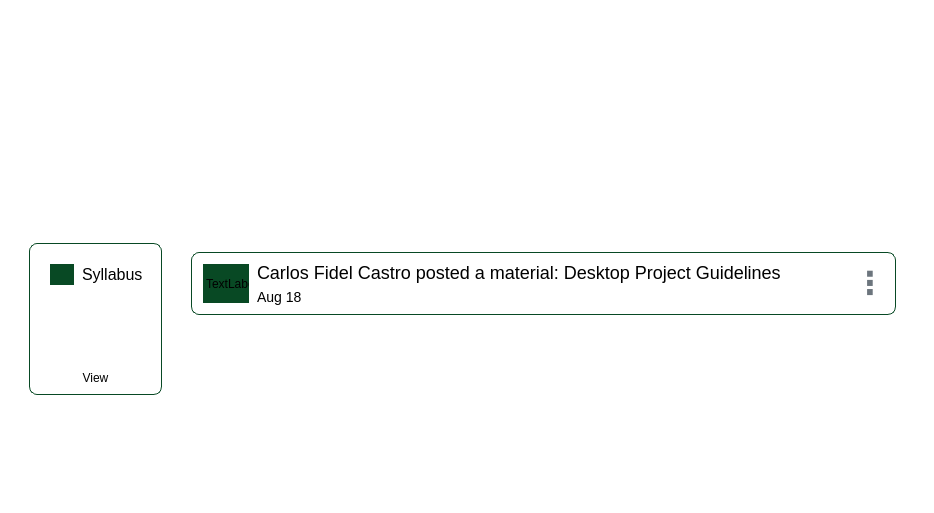
Before: the Qt Designer form frontend/ui/Classroom/stream_post.ui in shzzzt/Main_Module2, drawn with Qt 5.
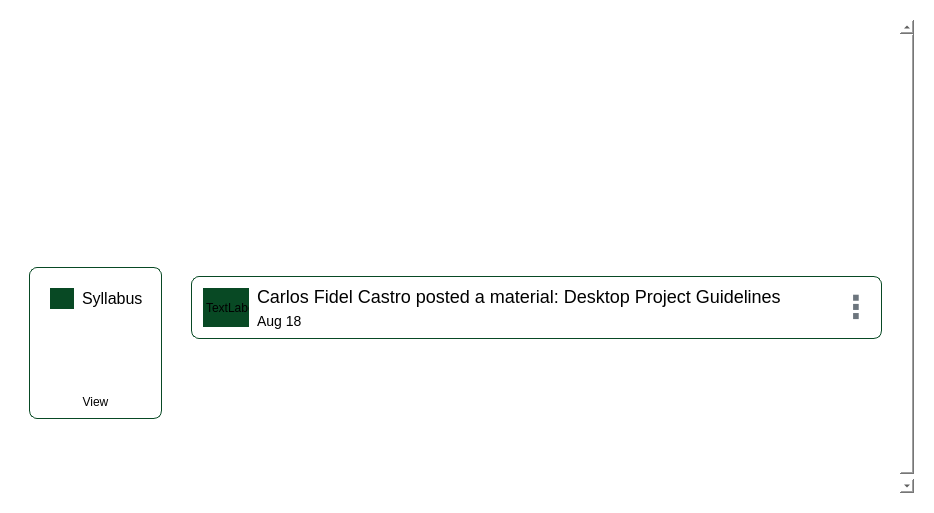
After: the same form once the commit is applied.

What changed in the file:
```diff
--- a/frontend/ui/Classroom/stream_post.ui
+++ b/frontend/ui/Classroom/stream_post.ui
@@ -29,7 +29,7 @@
       <widget class="QWidget" name="mainContent" native="true">
        <property name="minimumSize">
         <size>
-         <width>0</width>
+         <width>200</width>
          <height>0</height>
         </size>
        </property>
@@ -41,24 +41,65 @@
        </property>
        <layout class="QVBoxLayout" name="verticalLayout">
         <item>
-         <layout class="QVBoxLayout" name="contentlayout">
-          <property name="leftMargin">
-           <number>0</number>
+         <widget class="QScrollArea" name="scrollArea">
+          <property name="minimumSize">
+           <size>
+            <width>200</width>
+            <height>0</height>
+           </size>
           </property>
-          <property name="topMargin">
-           <number>0</number>
+          <property name="styleSheet">
+           <string notr="true">QScrollArea {
+       border: none;
+       background-color: transparent;
+   }
+   QScrollBar:vertical {
+       border: none;
+       background: #F1F1F1;
+       width: 8px;
+       border-radius: 4px;
+   }
+   QScrollBar::handle:vertical {
+       background: #C1C1C1;
+       border-radius: 4px;
+       min-height: 20px;
+   }
+QScrollBar:horizontal {
+       border: none;
+       background: #F1F1F1;
+       width: 8px;
+       border-radius: 4px;
+   }
+   QScrollBar::handle:horizontal {
+       background: #C1C1C1;
+       border-radius: 4px;
+       min-height: 20px;
+   }</string>
           </property>
-          <property name="rightMargin">
-           <number>0</number>
+          <property name="widgetResizable">
+           <bool>true</bool>
           </property>
-          <property name="bottomMargin">
-           <number>0</number>
-          </property>
+          <widget class="QWidget" name="scrollAreaWidgetContents">
+           <property name="geometry">
+            <rect>
+             <x>0</x>
+             <y>-11</y>
+             <width>888</width>
+             <height>548</height>
+            </rect>
+           </property>
+           <layout class="QVBoxLayout" name="verticalLayout_5">
           <item>
            <widget class="QWidget" name="courseHeDER" native="true">
+              <property name="sizePolicy">
+               <sizepolicy hsizetype="MinimumExpanding" vsizetype="Preferred">
+                <horstretch>0</horstretch>
+                <verstretch>0</verstretch>
+               </sizepolicy>
+              </property>
             <property name="minimumSize">
              <size>
-              <width>0</width>
+                <width>200</width>
               <height>200</height>
              </size>
             </property>
@@ -113,6 +154,9 @@
                  <property name="text">
                   <string>DESKTOP APPLICATION DEVELOPMENT LECTURE</string>
                  </property>
+                   <property name="wordWrap">
+                    <bool>true</bool>
+                   </property>
                 </widget>
                </item>
                <item>
@@ -138,23 +182,6 @@
             </layout>
            </widget>
           </item>
-         </layout>
-        </item>
-        <item>
-         <widget class="QScrollArea" name="scrollArea">
-          <property name="widgetResizable">
-           <bool>true</bool>
-          </property>
-          <widget class="QWidget" name="scrollAreaWidgetContents">
-           <property name="geometry">
-            <rect>
-             <x>0</x>
-             <y>0</y>
-             <width>896</width>
-             <height>263</height>
-            </rect>
-           </property>
-           <layout class="QVBoxLayout" name="verticalLayout_5">
             <item>
              <layout class="QHBoxLayout" name="horizontalLayout_5">
               <property name="spacing">
@@ -172,7 +199,7 @@
               <property name="bottomMargin">
                <number>30</number>
               </property>
-              <item>
+              <item alignment="Qt::AlignLeft|Qt::AlignTop">
                <widget class="QFrame" name="syllabusFrame">
                 <property name="sizePolicy">
                  <sizepolicy hsizetype="Fixed" vsizetype="Preferred">
@@ -233,9 +260,6 @@
                         <property name="text">
                          <string/>
                         </property>
-                        <property name="alignment">
-                         <set>Qt::AlignmentFlag::AlignCenter</set>
-                        </property>
                         <property name="wordWrap">
                          <bool>false</bool>
                         </property>
@@ -261,9 +285,6 @@
                    </item>
                    <item>
                     <spacer name="verticalSpacer_3">
-                     <property name="orientation">
-                      <enum>Qt::Orientation::Vertical</enum>
-                     </property>
                      <property name="sizeHint" stdset="0">
                       <size>
                        <width>20</width>
@@ -300,6 +321,12 @@
                    </property>
                    <item>
                     <widget class="QFrame" name="postTemplate">
+                     <property name="minimumSize">
+                      <size>
+                       <width>200</width>
+                       <height>0</height>
+                      </size>
+                     </property>
                      <property name="styleSheet">
                       <string notr="true">QFrame {
     background-color: white;
@@ -312,10 +339,7 @@
 }</string>
                      </property>
                      <property name="frameShape">
-                      <enum>QFrame::Shape::StyledPanel</enum>
-                     </property>
-                     <property name="frameShadow">
-                      <enum>QFrame::Shadow::Raised</enum>
+                      <enum>QFrame::NoFrame</enum>
                      </property>
                      <layout class="QHBoxLayout" name="horizontalLayout_2">
                       <item>
@@ -349,6 +373,9 @@
                             <property name="text">
                              <string>Carlos Fidel Castro posted a material: Desktop Project Guidelines</string>
                             </property>
+                            <property name="wordWrap">
+                             <bool>true</bool>
+                            </property>
                            </widget>
                           </item>
                           <item>
@@ -410,9 +437,6 @@
                  </item>
                  <item>
                   <spacer name="verticalSpacer">
-                   <property name="orientation">
-                    <enum>Qt::Orientation::Vertical</enum>
-                   </property>
                    <property name="sizeHint" stdset="0">
                     <size>
                      <width>20</width>
```
Left out of the diff: 5 changed lines with no effect on the pictures. Lines whose indentation alone changed are shown as unchanged.
